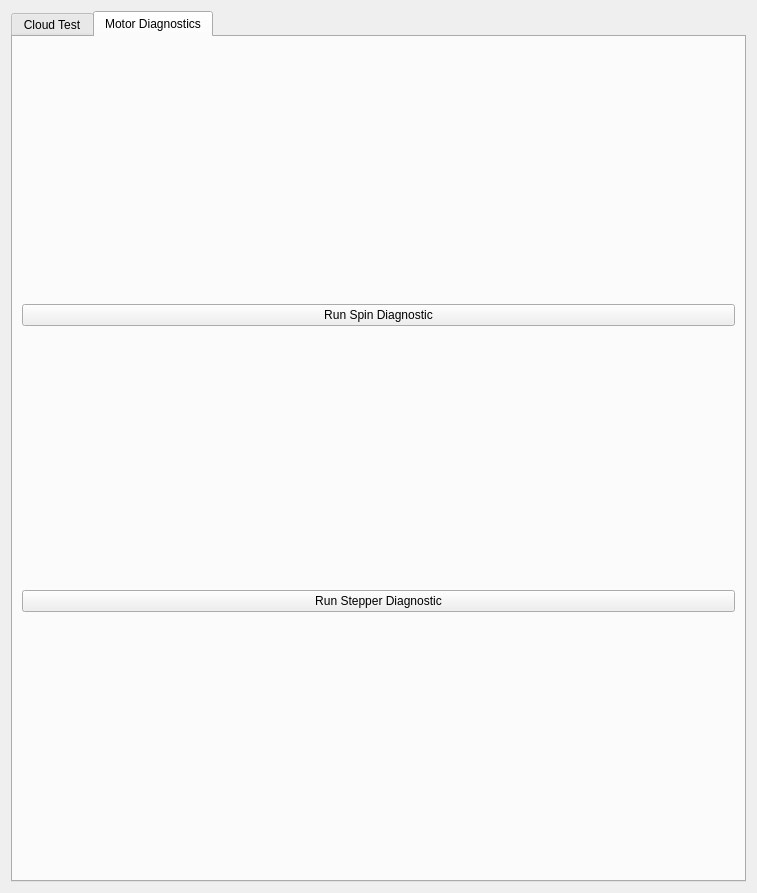
Above: frontend/cloudTest.ui from YCP-Rev-Metrix/BallSpinner-Controller-v2 before the change. Below: the same form after it.
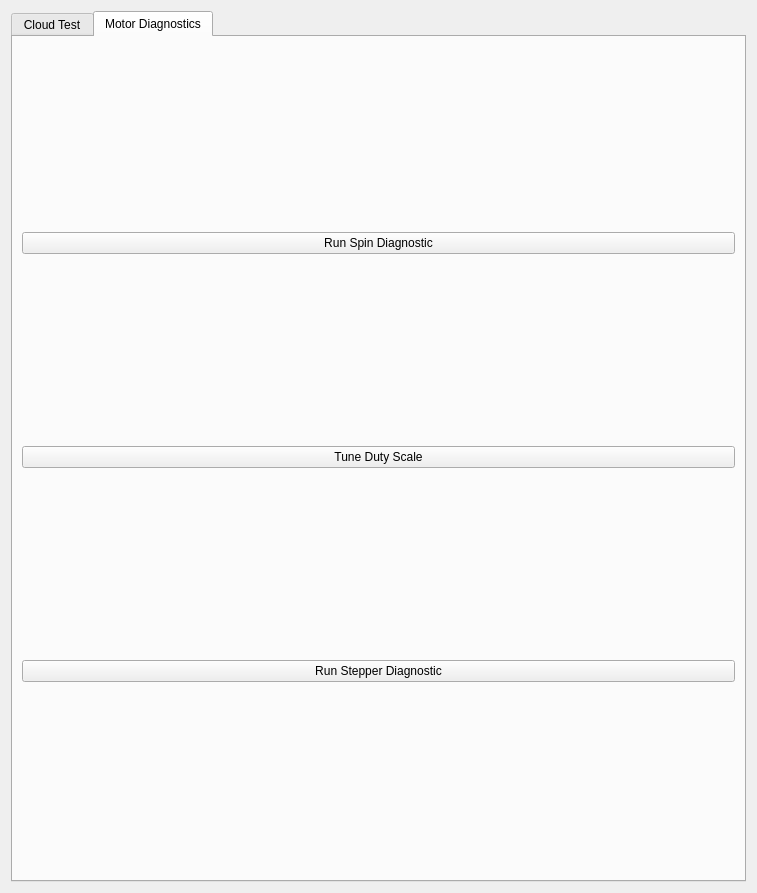
That is the form after the change. The open tabs and pages were chosen to show the change.

Commit message: Added duty cycle test

```diff
--- a/frontend/cloudTest.ui
+++ b/frontend/cloudTest.ui
@@ -235,6 +235,13 @@
          </property>
         </widget>
        </item>
+       <item>
+        <widget class="QPushButton" name="btnTuneScale">
+         <property name="text">
+          <string>Tune Duty Scale</string>
+         </property>
+        </widget>
+       </item>
        <item>
         <widget class="QPushButton" name="btnStepDiag">
          <property name="text">
```
The commit also changes 3 other files.
